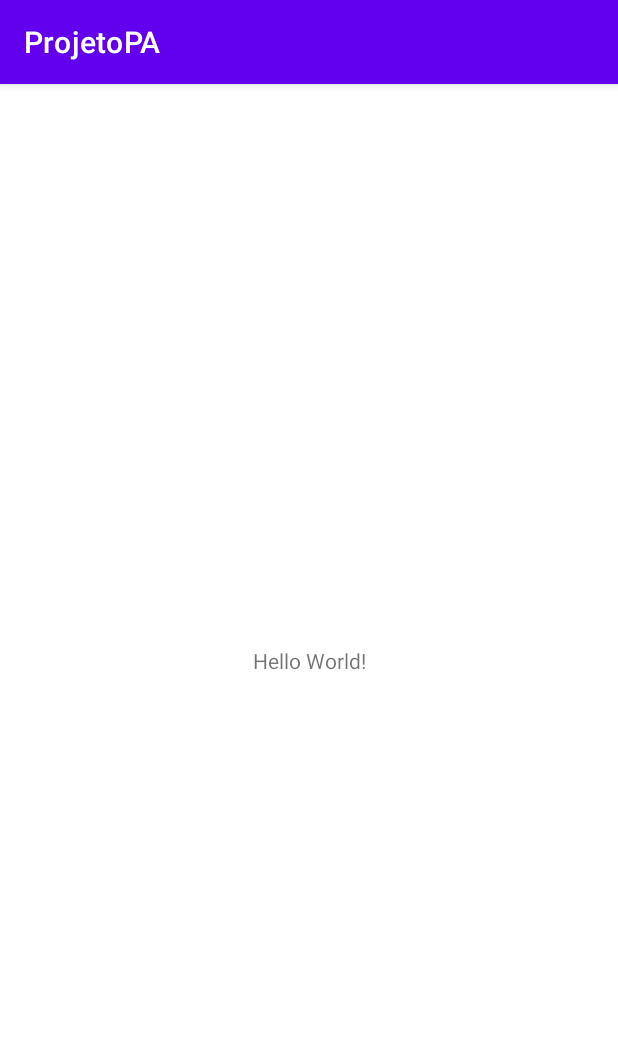
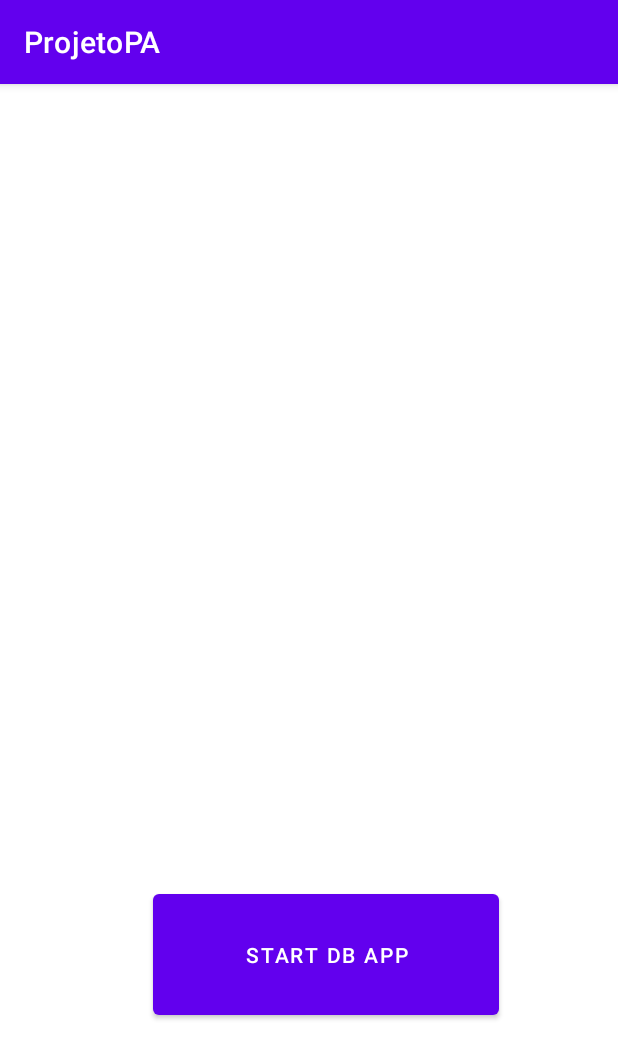
Before and after one commit to BMSM15/Projeto-Casino-App, an Android app: the screen it shows after launch (MainActivity), on a phone screen of 412 x 824 dp. Shown: the top 1059 px of the screen. Run offline under Robolectric (Android 15) with nearby library versions, the phone set to English and light mode, and no system bars.

Commit message:
Criação das primeiras paginas

```diff
--- a/app/src/main/AndroidManifest.xml
+++ b/app/src/main/AndroidManifest.xml
@@ -10,6 +10,9 @@
         android:supportsRtl="true"
         android:theme="@style/Theme.ProjetoPA">
         <activity
+            android:name=".InsertData"
+            android:exported="false" />
+        <activity
             android:name=".MainActivity"
             android:exported="true">
             <intent-filter>
--- a/app/src/main/java/com/example/projetopa/MainActivity.kt
+++ b/app/src/main/java/com/example/projetopa/MainActivity.kt
@@ -1,11 +1,22 @@
 package com.example.projetopa
 
+import android.database.sqlite.SQLiteDatabase
+import android.database.sqlite.SQLiteOpenHelper
 import androidx.appcompat.app.AppCompatActivity
 import android.os.Bundle
+import android.view.View
+import android.widget.TextView
+import androidx.lifecycle.ViewModelProvider
 
 class MainActivity : AppCompatActivity() {
     override fun onCreate(savedInstanceState: Bundle?) {
         super.onCreate(savedInstanceState)
         setContentView(R.layout.activity_main)
     }
+
+    public fun startdbapp(view: View) {
+
+
+
+    }
 }
--- a/app/src/main/res/layout/activity_main.xml
+++ b/app/src/main/res/layout/activity_main.xml
@@ -1,18 +1,27 @@
 <?xml version="1.0" encoding="utf-8"?>
-<androidx.constraintlayout.widget.ConstraintLayout xmlns:android="http://schemas.android.com/apk/res/android"
+<RelativeLayout xmlns:android="http://schemas.android.com/apk/res/android"
     xmlns:app="http://schemas.android.com/apk/res-auto"
     xmlns:tools="http://schemas.android.com/tools"
     android:layout_width="match_parent"
     android:layout_height="match_parent"
     tools:context=".MainActivity">
 
-    <TextView
-        android:layout_width="wrap_content"
+    <Button
+        android:id="@+id/startdbapp"
+        android:layout_width="231dp"
         android:layout_height="wrap_content"
-        android:text="Hello World!"
-        app:layout_constraintBottom_toBottomOf="parent"
-        app:layout_constraintLeft_toLeftOf="parent"
-        app:layout_constraintRight_toRightOf="parent"
-        app:layout_constraintTop_toTopOf="parent" />
-
-</androidx.constraintlayout.widget.ConstraintLayout>
+        android:layout_alignParentStart="true"
+        android:layout_alignParentLeft="true"
+        android:layout_alignParentTop="true"
+        android:layout_alignParentEnd="true"
+        android:layout_alignParentRight="true"
+        android:layout_alignParentBottom="true"
+        android:layout_marginStart="102dp"
+        android:layout_marginLeft="102dp"
+        android:layout_marginTop="534dp"
+        android:layout_marginEnd="79dp"
+        android:layout_marginRight="79dp"
+        android:layout_marginBottom="141dp"
+        android:onClick="startdbapp"
+        android:text="Start DB App" />
+</RelativeLayout>
```
Also changed, not shown: app/src/main/java/com/example/projetopa/DBManager.java (added, +42 -0 lines), app/src/main/java/com/example/projetopa/InsertData.kt (added, +11 -0 lines), app/src/main/res/layout/activity_insert_data.xml (added, +63 -0 lines).
